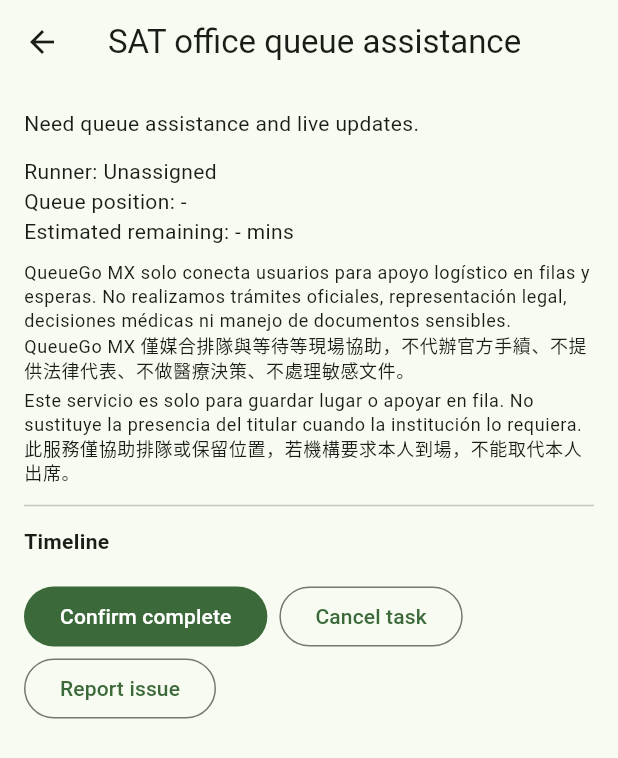
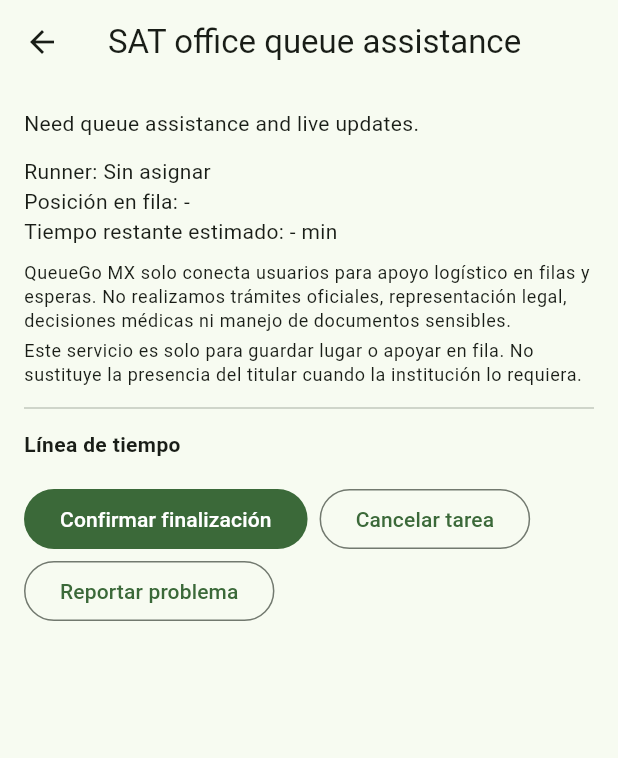
Before and after one commit to wuwu0102/queuego-mx, a Flutter app: the TaskDetailScreen screen opened directly with sample values from the repository, on a phone screen of 412 x 824 dp. Shown: the top 758 px of the screen. Run offline on Flutter 3.47's test engine with Material 3 defaults, Android fonts, the phone set to English and light mode, and no system bars; our stand-ins replace cloud_firestore, firebase_auth, firebase_core, shared_preferences; missing offline and left inert: dart:html; accounts and stored records are empty; statements that could not run were skipped.

Commit message:
feat(ui): front-end Spanish MX localization and remove Chinese text

```diff
--- a/lib/core/i18n/app_strings.dart
+++ b/lib/core/i18n/app_strings.dart
@@ -8,12 +8,11 @@
   static const supportedLocales = [
     Locale('es', 'MX'),
     Locale('en'),
-    Locale('zh', 'TW'),
   ];
 
   static AppStrings of(BuildContext context) {
     return Localizations.of<AppStrings>(context, AppStrings) ??
-        AppStrings(const Locale('en'));
+        AppStrings(const Locale('es', 'MX'));
   }
 
   static const Map<String, Map<String, String>> _localized = {
@@ -57,7 +56,7 @@
       'urgencyUrgent': 'Urgente',
       'basePriceMxnInput': 'Base del servicio (MXN)',
       'totalPriceMxnInput': 'Precio que quieres pagar (MXN)',
-      'suggestedPriceLabel': '你願意支付的價格（可議價）',
+      'suggestedPriceLabel': 'Precio que estás dispuesto(a) a pagar (negociable)',
       'minimumPriceHint': 'Ingresa el precio que quieres ofrecer.',
       'minimumPriceError': 'El precio no puede ser menor a 250 MXN.',
       'priceAutoRoundedHint': 'Los precios se ajustan automáticamente a múltiplos de 10 MXN.',
@@ -129,7 +128,7 @@
       'runnerNearlyThere': 'Estoy por llegar al turno',
       'almost_ready': 'Estoy por llegar al turno',
       'runnerNearlyThereSent': 'Aviso enviado para que el cliente se prepare.',
-      'waitingExceeded': '已超過預估到場時間，請雙方協調',
+      'waitingExceeded': 'Se superó el tiempo estimado de llegada. Coordinen entre ambas partes.',
       'handoffCode': 'Código de entrega',
       'handoff_code': 'Código de entrega',
       'handoffCardCode': 'Código de entrega: {code}',
@@ -233,12 +232,12 @@
       'registerCta': 'Registrarse',
       'continueBrowsing': 'Seguir navegando',
       'formalLoginRequired': 'Debes iniciar sesión con Email para esta acción.',
-      'legacyAnonymousTask': '未綁定正式帳號的舊任務',
+      'legacyAnonymousTask': 'Tarea heredada sin vinculación de cuenta formal',
       'adminInternalOnly': 'Panel de administración',
       'createDemoTasks': 'Crear tareas demo',
       'deleteDemoTasks': 'Borrar tareas demo',
       'regenerateDemoPrices': 'Re-generar precios demo',
-      'demoTasksExistConfirm': 'Ya existen tareas demo. ¿Quieres crear más?',
+      'demoTasksExistConfirm': 'Demo tasks already exist. Do you want to create more?',
       'demoTasksCreated': 'Se crearon {count} tareas demo.',
       'demoTasksDeleted': 'Se borraron {count} tareas demo.',
       'demoPricesRegenerated': 'Se re-generaron precios en {count} tareas demo.',
@@ -265,15 +264,15 @@
       'globalComplianceNoticeEs':
           'QueueGo MX solo conecta usuarios para apoyo logístico en filas y esperas. No realizamos trámites oficiales, representación legal, decisiones médicas ni manejo de documentos sensibles.',
       'globalComplianceNoticeZh':
-          'QueueGo MX 僅媒合排隊與等待等現場協助，不代辦官方手續、不提供法律代表、不做醫療決策、不處理敏感文件。',
+          'QueueGo MX solo conecta usuarios para apoyo logístico en filas y esperas. No realizamos trámites oficiales, representación legal, decisiones médicas ni manejo de documentos sensibles.',
       'publishRestrictedNoticeEs':
           'No compartas contraseñas, datos bancarios, documentos sensibles ni información médica. Para trámites oficiales, el cliente debe presentarse personalmente cuando sea requerido.',
       'publishRestrictedNoticeZh':
-          '請勿分享密碼、銀行資料、敏感文件或醫療資訊。官方手續如需本人到場，客戶仍須親自出席。',
+          'No compartas contraseñas, datos bancarios, documentos sensibles ni información médica. Para trámites oficiales, el cliente debe presentarse personalmente cuando sea requerido.',
       'institutionRiskNoticeEs':
           'Este servicio es solo para guardar lugar o apoyar en fila. No sustituye la presencia del titular cuando la institución lo requiera.',
       'institutionRiskNoticeZh':
-          '此服務僅協助排隊或保留位置，若機構要求本人到場，不能取代本人出席。',
+          'Este servicio es solo para guardar lugar o apoyar en fila. No sustituye la presencia del titular cuando la institución lo requiera.',
       'adminSuspiciousKeywords': 'Indicadores de riesgo detectados',
     },
     'en': {
@@ -316,7 +315,7 @@
       'urgencyUrgent': 'Urgent',
       'basePriceMxnInput': 'Service base (MXN)',
       'totalPriceMxnInput': 'Price you are willing to pay (MXN)',
-      'suggestedPriceLabel': '你願意支付的價格（可議價）',
+      'suggestedPriceLabel': 'Precio que estás dispuesto(a) a pagar (negociable)',
       'minimumPriceHint': 'Enter the amount you are willing to offer.',
       'minimumPriceError': 'Price cannot be lower than 250 MXN.',
       'priceAutoRoundedHint': 'Prices are automatically rounded to the nearest 10 MXN.',
@@ -388,7 +387,7 @@
       'runnerNearlyThere': 'I am almost at the counter',
       'almost_ready': 'I am almost at the counter',
       'runnerNearlyThereSent': 'Customer prep reminder sent.',
-      'waitingExceeded': '已超過預估到場時間，請雙方協調',
+      'waitingExceeded': 'Se superó el tiempo estimado de llegada. Coordinen entre ambas partes.',
       'handoffCode': 'Handoff code',
       'handoff_code': 'Handoff code',
       'handoffCardCode': 'Handoff code: {code}',
@@ -497,7 +496,7 @@
       'createDemoTasks': 'Create demo tasks',
       'deleteDemoTasks': 'Delete demo tasks',
       'regenerateDemoPrices': 'Regenerate demo prices',
-      'demoTasksExistConfirm': 'Ya existen tareas demo. ¿Quieres crear más?',
+      'demoTasksExistConfirm': 'Demo tasks already exist. Do you want to create more?',
       'demoTasksCreated': 'Created {count} demo tasks.',
       'demoTasksDeleted': 'Deleted {count} demo tasks.',
       'demoPricesRegenerated': 'Regenerated prices for {count} demo tasks.',
@@ -524,15 +523,15 @@
       'globalComplianceNoticeEs':
           'QueueGo MX solo conecta usuarios para apoyo logístico en filas y esperas. No realizamos trámites oficiales, representación legal, decisiones médicas ni manejo de documentos sensibles.',
       'globalComplianceNoticeZh':
-          'QueueGo MX 僅媒合排隊與等待等現場協助，不代辦官方手續、不提供法律代表、不做醫療決策、不處理敏感文件。',
+          'QueueGo MX only connects users for logistical support in lines and waiting situations. We do not provide official procedures, legal representation, medical decisions, or handling of sensitive documents.',
       'publishRestrictedNoticeEs':
           'No compartas contraseñas, datos bancarios, documentos sensibles ni información médica. Para trámites oficiales, el cliente debe presentarse personalmente cuando sea requerido.',
       'publishRestrictedNoticeZh':
-          '請勿分享密碼、銀行資料、敏感文件或醫療資訊。官方手續如需本人到場，客戶仍須親自出席。',
+          'Do not share passwords, banking data, sensitive documents, or medical information. For official procedures, the customer must appear in person when required.',
       'institutionRiskNoticeEs':
           'Este servicio es solo para guardar lugar o apoyar en fila. No sustituye la presencia del titular cuando la institución lo requiera.',
       'institutionRiskNoticeZh':
-          '此服務僅協助排隊或保留位置，若機構要求本人到場，不能取代本人出席。',
+          'This service is only to hold a place or support in line. It does not replace the account holder when the institution requires personal presence.',
       'adminSuspiciousKeywords': 'Suspicious risk indicators',
     },
     'zh-TW': {
@@ -574,7 +573,7 @@
       'urgencyUrgent': '緊急',
       'basePriceMxnInput': '服務基礎費（MXN）',
       'totalPriceMxnInput': '你願意支付的價格（MXN）',
-      'suggestedPriceLabel': '你願意支付的價格（可議價）',
+      'suggestedPriceLabel': 'Precio que estás dispuesto(a) a pagar (negociable)',
       'minimumPriceHint': '請輸入你願意提供的價格。',
       'minimumPriceError': '價格不可低於 250 MXN。',
       'priceAutoRoundedHint': '價格會自動調整為 10 元為單位',
@@ -645,7 +644,7 @@
       'runnerNearlyThere': '我快排到了',
       'almost_ready': '我快排到了',
       'runnerNearlyThereSent': '已通知對方準備到場。',
-      'waitingExceeded': '已超過預估到場時間，請雙方協調',
+      'waitingExceeded': 'Se superó el tiempo estimado de llegada. Coordinen entre ambas partes.',
       'handoffCode': '交接碼',
       'handoff_code': '交接碼',
       'handoffCardCode': '交接碼：{code}',
@@ -744,12 +743,12 @@
       'registerCta': '註冊',
       'continueBrowsing': '繼續瀏覽',
       'formalLoginRequired': '此操作需要先使用 Email/Password 正式登入。',
-      'legacyAnonymousTask': '未綁定正式帳號的舊任務',
+      'legacyAnonymousTask': 'Tarea heredada sin vinculación de cuenta formal',
       'adminInternalOnly': '管理面板',
       'createDemoTasks': '建立示範任務',
       'deleteDemoTasks': '刪除示範任務',
       'regenerateDemoPrices': '重新生成示範價格',
-      'demoTasksExistConfirm': 'Ya existen tareas demo. ¿Quieres crear más?',
+      'demoTasksExistConfirm': 'Demo tasks already exist. Do you want to create more?',
       'demoTasksCreated': '已建立 {count} 筆示範任務。',
       'demoTasksDeleted': '已刪除 {count} 筆示範任務。',
       'demoPricesRegenerated': '已重新生成 {count} 筆示範任務價格。',
--- a/lib/features/admin/admin_dashboard_screen.dart
+++ b/lib/features/admin/admin_dashboard_screen.dart
@@ -223,10 +223,6 @@
                     label: const Text('English'),
                     onPressed: () => widget.onLocaleChanged(const Locale('en')),
                   ),
-                  ActionChip(
-                    label: const Text('繁中'),
-                    onPressed: () => widget.onLocaleChanged(const Locale('zh', 'TW')),
-                  ),
                 ],
               ),
               if (showDemoControls) ...[
--- a/lib/features/onboarding/auth_screen.dart
+++ b/lib/features/onboarding/auth_screen.dart
@@ -197,7 +197,7 @@
       if (notifyLoginSuccess) {
         final user = credential.user;
         final loginMessage = isAdminUser(user)
-            ? '管理員登入成功 / Admin login successful / Administrador conectado'
+            ? 'Administrador conectado'
             : s.t('loginSuccess');
         ScaffoldMessenger.of(context).showSnackBar(
           SnackBar(content: Text(loginMessage)),
--- a/lib/features/runner/runner_shell.dart
+++ b/lib/features/runner/runner_shell.dart
@@ -160,7 +160,6 @@
             if (_requiresExtraInstitutionReminder(task)) ...[
               const SizedBox(height: 4),
               Text(s.t('institutionRiskNoticeEs'), style: Theme.of(context).textTheme.bodySmall),
-              Text(s.t('institutionRiskNoticeZh'), style: Theme.of(context).textTheme.bodySmall),
             ],
             const SizedBox(height: 8),
             if (isGuest)
@@ -657,10 +656,8 @@
             Text('${s.t('historyTimeSaved')}: ${(task.workHours + task.waitHours).toStringAsFixed(1)} h'),
             if (_requiresExtraInstitutionReminder(task)) ...[
               Text(s.t('institutionRiskNoticeEs'), style: Theme.of(context).textTheme.bodySmall),
-              Text(s.t('institutionRiskNoticeZh'), style: Theme.of(context).textTheme.bodySmall),
             ] else ...[
               Text(s.t('globalComplianceNoticeEs'), style: Theme.of(context).textTheme.bodySmall),
-              Text(s.t('globalComplianceNoticeZh'), style: Theme.of(context).textTheme.bodySmall),
             ],
             Text('${s.t('status')}: ${s.statusLabel(task.status)}'),
             _TrustScorePanel(userId: task.ownerId),
--- a/lib/features/shared/task_detail_screen.dart
+++ b/lib/features/shared/task_detail_screen.dart
@@ -25,16 +25,12 @@
         children: [
           Text(task.description),
           const SizedBox(height: 12),
-          Text('Runner: ${task.runnerId ?? 'Unassigned'}'),
-          Text('Queue position: ${updates.isNotEmpty ? updates.last.queuePosition ?? '-' : '-'}'),
-          Text('Estimated remaining: ${updates.isNotEmpty ? updates.last.estimatedRemainingMinutes ?? '-' : '-'} mins'),
+          Text('Runner: ${task.runnerId ?? 'Sin asignar'}'),
+          Text('Posición en fila: ${updates.isNotEmpty ? updates.last.queuePosition ?? '-' : '-'}'),
+          Text('Tiempo restante estimado: ${updates.isNotEmpty ? updates.last.estimatedRemainingMinutes ?? '-' : '-'} min'),
           const SizedBox(height: 10),
           Text(
             s.t('globalComplianceNoticeEs'),
-            style: Theme.of(context).textTheme.bodySmall,
-          ),
-          Text(
-            s.t('globalComplianceNoticeZh'),
             style: Theme.of(context).textTheme.bodySmall,
           ),
           if (isSensitive) ...[
@@ -43,13 +39,9 @@
               s.t('institutionRiskNoticeEs'),
               style: Theme.of(context).textTheme.bodySmall,
             ),
-            Text(
-              s.t('institutionRiskNoticeZh'),
-              style: Theme.of(context).textTheme.bodySmall,
-            ),
           ],
           const Divider(height: 28),
-          const Text('Timeline', style: TextStyle(fontWeight: FontWeight.bold)),
+          const Text('Línea de tiempo', style: TextStyle(fontWeight: FontWeight.bold)),
           ...updates.map(
             (u) => Card(
               child: ListTile(
@@ -63,18 +55,18 @@
           Wrap(
             spacing: 8,
             children: [
-              FilledButton(onPressed: () {}, child: const Text('Confirm complete')),
-              OutlinedButton(onPressed: () {}, child: const Text('Cancel task')),
+              FilledButton(onPressed: () {}, child: const Text('Confirmar finalización')),
+              OutlinedButton(onPressed: () {}, child: const Text('Cancelar tarea')),
               OutlinedButton(
                 onPressed: () => showDialog<void>(
                   context: context,
                   builder: (_) => AlertDialog(
-                    title: const Text('Report / Dispute'),
-                    content: const Text('UI placeholder for report/dispute submission and admin review workflow.'),
+                    title: const Text('Reporte / Disputa'),
+                    content: const Text('Espacio temporal para reportes/disputas y revisión administrativa.'),
                     actions: [TextButton(onPressed: () => Navigator.pop(context), child: const Text('OK'))],
                   ),
                 ),
-                child: const Text('Report issue'),
+                child: const Text('Reportar problema'),
               ),
             ],
           ),
--- a/lib/features/shared/task_history_screen.dart
+++ b/lib/features/shared/task_history_screen.dart
@@ -108,10 +108,6 @@
               s.t('globalComplianceNoticeEs'),
               style: Theme.of(context).textTheme.bodySmall,
             ),
-            Text(
-              s.t('globalComplianceNoticeZh'),
-              style: Theme.of(context).textTheme.bodySmall,
-            ),
           ],
         ),
       ),
```
Also changed, not shown: lib/features/customer/customer_shell.dart (+0 -14 lines), lib/features/onboarding/onboarding_screen.dart (+33 -24 lines).
